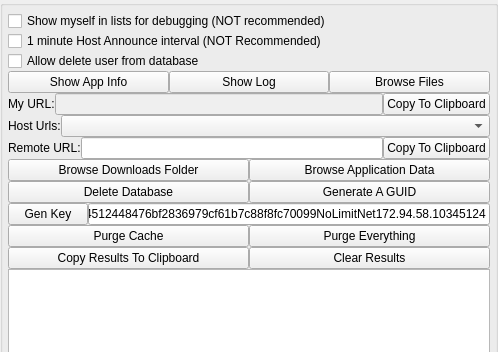
The window that nolimitgui/CommonSrc/Forms/AppletTestAndDebug.ui (nolimitconnect/NoLimitConnect) describes before a commit, drawn with Qt 5; both pictures show x 0 to 498 and y 0 to 352 of the 498 by 625 pixel window.
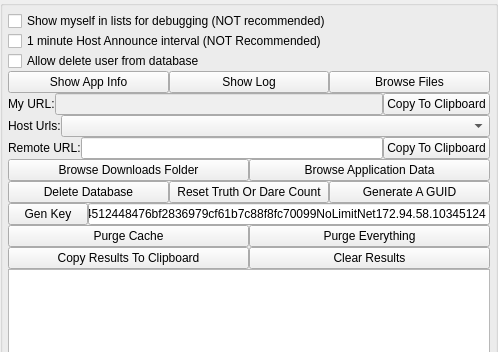
The same window after the commit.

Commit message: Incompatible with previous versions due to PktAnnounce changes, Truth or Dare game rework, some cleanup

The edit to the form file:
```diff
--- a/nolimitgui/CommonSrc/Forms/AppletTestAndDebug.ui
+++ b/nolimitgui/CommonSrc/Forms/AppletTestAndDebug.ui
@@ -238,6 +238,13 @@
           </property>
          </widget>
         </item>
+        <item>
+         <widget class="QPushButton" name="m_ResetTodButton">
+          <property name="text">
+           <string>Reset Truth Or Dare Count</string>
+          </property>
+         </widget>
+        </item>
         <item>
          <widget class="QPushButton" name="m_GenerateGuidButton">
           <property name="text">
```
The commit also changes 72 other files.
